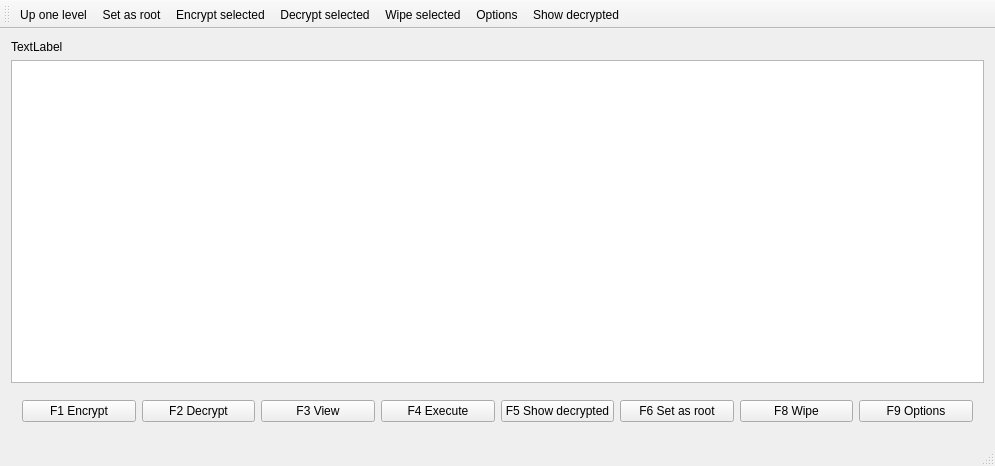
Before: the Qt Designer form MainWindow.ui in sergrt/FileProtect, drawn with Qt 5.
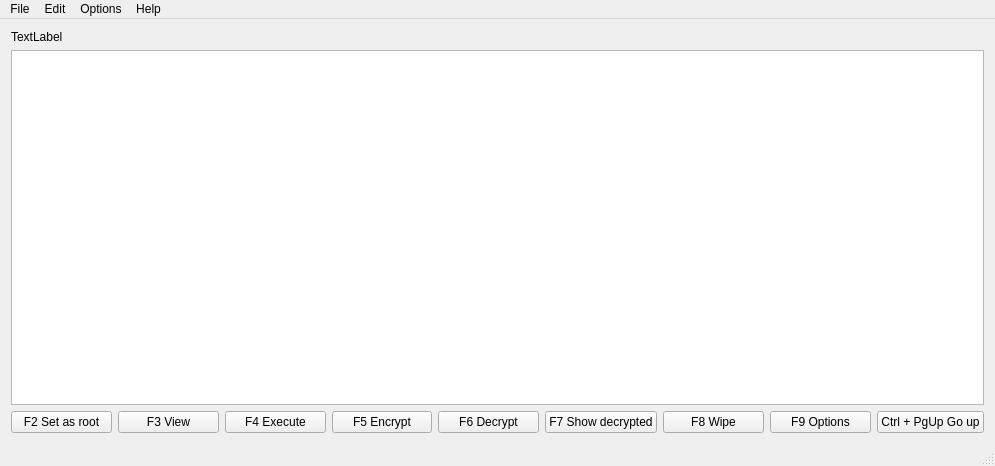
After: the same form once the commit is applied.

Commit message: Some UI rearrangements Added about dialog

```diff
--- a/MainWindow.ui
+++ b/MainWindow.ui
@@ -38,59 +38,78 @@
        <enum>QFrame::Raised</enum>
       </property>
       <layout class="QGridLayout" name="gridLayout_2">
+       <property name="leftMargin">
+        <number>0</number>
+       </property>
+       <property name="topMargin">
+        <number>0</number>
+       </property>
+       <property name="rightMargin">
+        <number>0</number>
+       </property>
+       <property name="bottomMargin">
+        <number>0</number>
+       </property>
+       <item row="0" column="7">
+        <widget class="QPushButton" name="bnF7ShowDecrypted">
+         <property name="text">
+          <string>F7 Show decrypted</string>
+         </property>
+        </widget>
+       </item>
+       <item row="0" column="3">
+        <widget class="QPushButton" name="bnF5Encrypt">
+         <property name="text">
+          <string>F5 Encrypt</string>
+         </property>
+        </widget>
+       </item>
        <item row="0" column="4">
         <widget class="QPushButton" name="bnF5ShowDecrypted">
          <property name="text">
-          <string>F5 Show decrypted</string>
+          <string>F6 Decrypt</string>
          </property>
         </widget>
        </item>
-       <item row="0" column="2">
-        <widget class="QPushButton" name="bnF3View">
-         <property name="text">
-          <string>F3 View</string>
-         </property>
-        </widget>
-       </item>
-       <item row="0" column="0">
-        <widget class="QPushButton" name="bnF1Encrypt">
-         <property name="text">
-          <string>F1 Encrypt</string>
-         </property>
-        </widget>
-       </item>
-       <item row="0" column="1">
-        <widget class="QPushButton" name="bnF2Decrypt">
-         <property name="text">
-          <string>F2 Decrypt</string>
-         </property>
-        </widget>
-       </item>
-       <item row="0" column="6">
+       <item row="0" column="10">
         <widget class="QPushButton" name="bnF8Wipe">
          <property name="text">
           <string>F8 Wipe</string>
          </property>
         </widget>
        </item>
-       <item row="0" column="3">
-        <widget class="QPushButton" name="bnF4Execute">
-         <property name="text">
-          <string>F4 Execute</string>
-         </property>
-        </widget>
-       </item>
-       <item row="0" column="7">
+       <item row="0" column="11">
         <widget class="QPushButton" name="bnF9Options">
          <property name="text">
           <string>F9 Options</string>
          </property>
         </widget>
        </item>
-       <item row="0" column="5">
-        <widget class="QPushButton" name="bnF6SetAsRoot">
+       <item row="0" column="12">
+        <widget class="QPushButton" name="bnCtrlPgUpGoUp">
          <property name="text">
-          <string>F6 Set as root</string>
+          <string>Ctrl + PgUp Go up</string>
+         </property>
+        </widget>
+       </item>
+       <item row="0" column="0">
+        <widget class="QPushButton" name="bnF2SetAsRoot">
+         <property name="text">
+          <string>F2 Set as root</string>
+         </property>
+        </widget>
+       </item>
+       <item row="0" column="1">
+        <widget class="QPushButton" name="bnF3View">
+         <property name="text">
+          <string>F3 View</string>
+         </property>
+        </widget>
+       </item>
+       <item row="0" column="2">
+        <widget class="QPushButton" name="bnF4Execute">
+         <property name="text">
+          <string>F4 Execute</string>
          </property>
         </widget>
        </item>
@@ -105,24 +124,48 @@
      <x>0</x>
      <y>0</y>
      <width>995</width>
-     <height>21</height>
+     <height>20</height>
     </rect>
    </property>
-  </widget>
-  <widget class="QToolBar" name="mainToolBar">
-   <attribute name="toolBarArea">
-    <enum>TopToolBarArea</enum>
-   </attribute>
-   <attribute name="toolBarBreak">
+   <property name="nativeMenuBar">
     <bool>false</bool>
-   </attribute>
-   <addaction name="actionUp_one_level"/>
-   <addaction name="actionSet_as_root"/>
-   <addaction name="actionEncrypt_selected"/>
-   <addaction name="actionDecrypt_selected"/>
-   <addaction name="actionWipe_selected"/>
-   <addaction name="actionOptions"/>
-   <addaction name="actionShow_decrypted"/>
+   </property>
+   <widget class="QMenu" name="menuFile">
+    <property name="title">
+     <string>File</string>
+    </property>
+    <addaction name="actionUp_one_level"/>
+    <addaction name="actionSet_as_root"/>
+    <addaction name="separator"/>
+    <addaction name="actionExit"/>
+   </widget>
+   <widget class="QMenu" name="menuEdit">
+    <property name="title">
+     <string>Edit</string>
+    </property>
+    <addaction name="actionShow_decrypted"/>
+    <addaction name="separator"/>
+    <addaction name="actionEncrypt_selected"/>
+    <addaction name="actionDecrypt_selected"/>
+    <addaction name="separator"/>
+    <addaction name="actionWipe_selected"/>
+   </widget>
+   <widget class="QMenu" name="menuOptions">
+    <property name="title">
+     <string>Options</string>
+    </property>
+    <addaction name="actionOptions"/>
+   </widget>
+   <widget class="QMenu" name="menuHelp">
+    <property name="title">
+     <string>Help</string>
+    </property>
+    <addaction name="actionAbout"/>
+   </widget>
+   <addaction name="menuFile"/>
+   <addaction name="menuEdit"/>
+   <addaction name="menuOptions"/>
+   <addaction name="menuHelp"/>
   </widget>
   <widget class="QStatusBar" name="statusBar"/>
   <action name="actionUp_one_level">
@@ -147,7 +190,7 @@
   </action>
   <action name="actionOptions">
    <property name="text">
-    <string>Options</string>
+    <string>Options...</string>
    </property>
   </action>
   <action name="actionWipe_selected">
@@ -157,7 +200,17 @@
   </action>
   <action name="actionShow_decrypted">
    <property name="text">
-    <string>Show decrypted</string>
+    <string>Show decrypted...</string>
+   </property>
+  </action>
+  <action name="actionExit">
+   <property name="text">
+    <string>Exit</string>
+   </property>
+  </action>
+  <action name="actionAbout">
+   <property name="text">
+    <string>About...</string>
    </property>
   </action>
  </widget>
```
Left out of the diff: 2 changed lines with no effect on the pictures. The commit also changes 7 other files.
